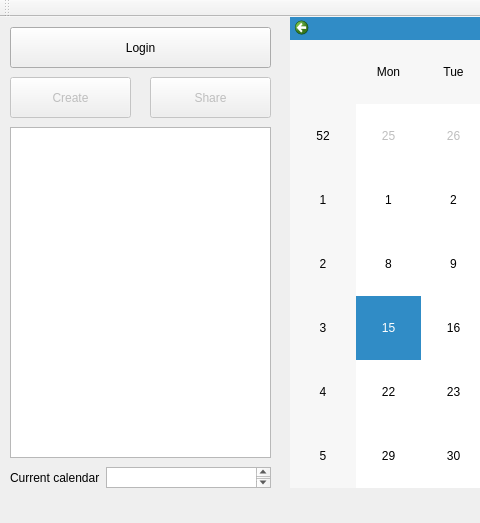
Old version of the form qtcreatorTest/Headers/mainwindow.ui in the repository piccirilloth/Calendar-and-To-Do-list-CalDav; both pictures show x 0 to 480 and y 0 to 523 of the 1317 by 523 pixel window.
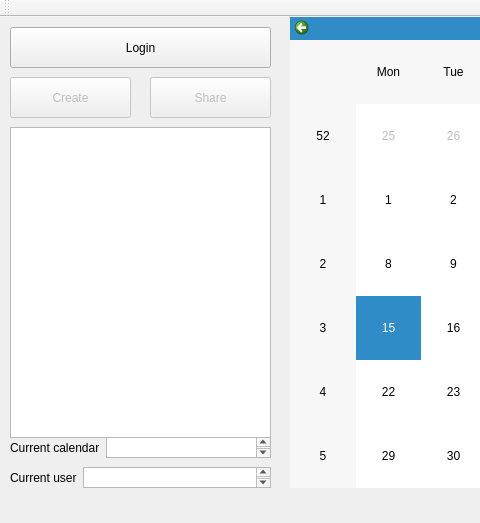
New version of the form.

Patch:
```diff
--- a/qtcreatorTest/Headers/mainwindow.ui
+++ b/qtcreatorTest/Headers/mainwindow.ui
@@ -40,7 +40,7 @@
       <x>10</x>
       <y>110</y>
       <width>261</width>
-      <height>331</height>
+      <height>311</height>
      </rect>
     </property>
    </widget>
@@ -142,7 +142,7 @@
     <property name="geometry">
      <rect>
       <x>10</x>
-      <y>450</y>
+      <y>420</y>
       <width>261</width>
       <height>21</height>
      </rect>
@@ -214,6 +214,28 @@
      <bool>false</bool>
     </property>
    </widget>
+   <widget class="QWidget" name="layoutWidget_2">
+    <property name="geometry">
+     <rect>
+      <x>10</x>
+      <y>450</y>
+      <width>261</width>
+      <height>21</height>
+     </rect>
+    </property>
+    <layout class="QHBoxLayout" name="horizontalLayout_2">
+     <item>
+      <widget class="QLabel" name="label_4">
+       <property name="text">
+        <string>Current user</string>
+       </property>
+      </widget>
+     </item>
+     <item>
+      <widget class="QTextBrowser" name="textBrowser_currentUser"/>
+     </item>
+    </layout>
+   </widget>
   </widget>
   <widget class="QStatusBar" name="statusbar"/>
   <widget class="QToolBar" name="toolBar">
```
